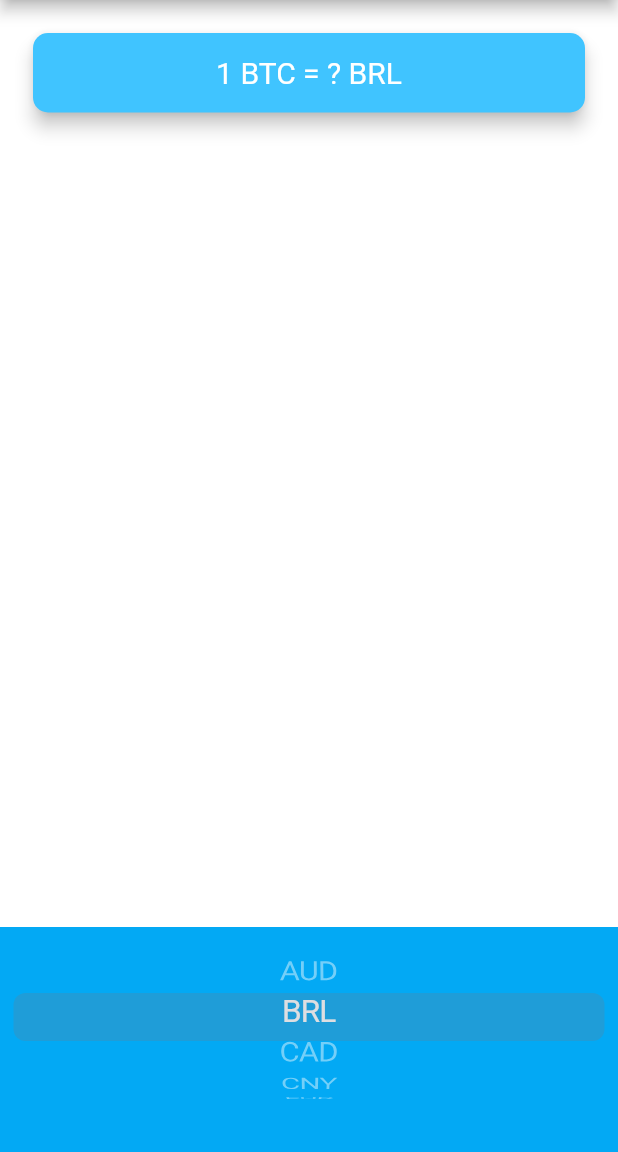
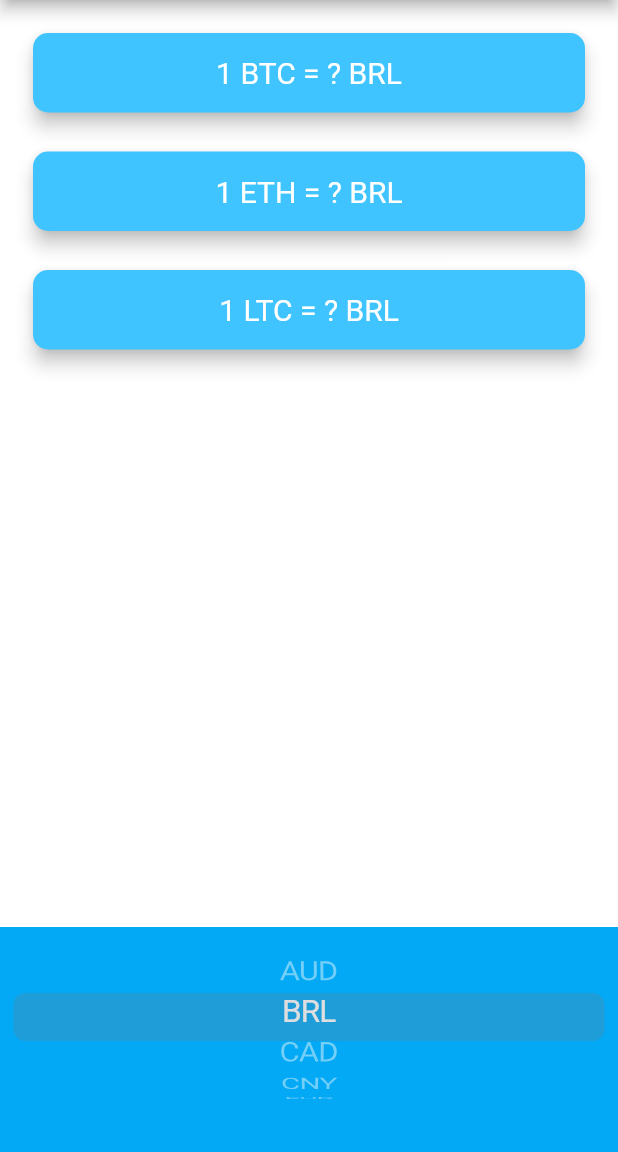
Before and after one commit to rakshitas24/BitCoin-Ticker, a Flutter app: the screen it shows after launch, after a tap on "BRL", on a phone screen of 412 x 824 dp, the part 84-1236 px from its top. Run offline on Flutter 3.47's test engine with Material 2 defaults, Android fonts, the phone set to English and light mode, and no system bars; network calls fail.

Commit message:
Final commit

```diff
--- a/lib/coin_data.dart
+++ b/lib/coin_data.dart
@@ -27,32 +27,28 @@ const List<String> currenciesList = [
   'ZAR'
 ];
 
-const List<String> cryptoList = [
-  'BTC',
-  'ETH',
-  'LTC',
-];
-
 const coinAPIURL = 'https://rest.coinapi.io/v1/exchangerate';
 const apiKey = '7646B5B6-F895-49FE-AB9E-95A6C59BE45B';
 
-const bitcoinAverageURL =
-    'https://apiv2.bitcoinaverage.com/indices/global/ticker';
+const List<String> cryptoList = ['BTC', 'ETH', 'LTC'];
 
 class CoinData {
 
   Future getCoinData(String selectedCurrency) async {
-    String requestURL = '$bitcoinAverageURL/BTC$selectedCurrency';
-
+    Map<String, String> cryptoPrices = {};
+    for (String crypto in cryptoList) {
+      String requestURL =
+          '$coinAPIURL/$crypto/$selectedCurrency?apikey=$apiKey';
       http.Response response = await http.get(Uri.parse(requestURL));
-
       if (response.statusCode == 200) {
         var decodedData = jsonDecode(response.body);
-      var lastPrice = decodedData['rate'];
-      return lastPrice;
+        double lastPrice = decodedData['rate'];
+        cryptoPrices[crypto] = lastPrice.toStringAsFixed(0);
       } else {
         print(response.statusCode);
         throw 'Problem with the get request';
       }
     }
+    return cryptoPrices;
   }
+  }
--- a/lib/price_screen.dart
+++ b/lib/price_screen.dart
@@ -10,27 +10,27 @@ class PriceScreen extends StatefulWidget {
 }
 
 class _PriceScreenState extends State<PriceScreen> {
-
   String selectedCurrency = 'AUD';
 
   List<Text> getPickerItems() {
     List<Text> pickerItems = [];
 
-  for(String currency in currenciesList)
-  {
-
+    for (String currency in currenciesList) {
       pickerItems.add(Text(currency));
     }
     return pickerItems;
   }
 
-String bitcoinValue = '?';
+  Map<String, String> coinValues = {};
+  bool isWaiting = false;
 
   void getData() async {
+    isWaiting = true;
     try {
       var data = await CoinData().getCoinData(selectedCurrency);
+      isWaiting = false;
       setState(() {
-        bitcoinValue = data;
+        coinValues = data;
       });
     } catch (e) {
       print(e);
@@ -53,7 +53,63 @@ String bitcoinValue = '?';
         mainAxisAlignment: MainAxisAlignment.spaceBetween,
         crossAxisAlignment: CrossAxisAlignment.stretch,
         children: <Widget>[
-          Padding(
+          Column(
+            crossAxisAlignment: CrossAxisAlignment.stretch,
+            children: <Widget>[
+              CryptoCard(
+                cryptoCurrency: 'BTC',
+                value: isWaiting ? '?' : coinValues['BTC'],
+                selectedCurrency: selectedCurrency,
+              ),
+              CryptoCard(
+                cryptoCurrency: 'ETH',
+                value: isWaiting ? '?' : coinValues['ETH'],
+                selectedCurrency: selectedCurrency,
+              ),
+              CryptoCard(
+                cryptoCurrency: 'LTC',
+                value: isWaiting ? '?' : coinValues['LTC'],
+                selectedCurrency: selectedCurrency,
+              ),
+            ],
+          ),
+          Container(
+              height: 150.0,
+              alignment: Alignment.center,
+              padding: EdgeInsets.only(bottom: 30.0),
+              color: Colors.lightBlue,
+              child: CupertinoPicker(
+                backgroundColor: Colors.lightBlue,
+                itemExtent: 32.0,
+                onSelectedItemChanged: (value) {
+                  setState(() {
+                    selectedCurrency = currenciesList[value];
+                    getData();
+                  });
+                },
+                children: getPickerItems(),
+              )),
+        ],
+      ),
+    );
+  }
+}
+
+class CryptoCard extends StatelessWidget {
+  //2: You'll need to able to pass the selectedCurrency, value and cryptoCurrency to the constructor of this CryptoCard Widget.
+  const CryptoCard({
+    required this.value,
+    required this.selectedCurrency,
+    required this.cryptoCurrency,
+  });
+
+  final dynamic value;
+  final String selectedCurrency;
+  final String cryptoCurrency;
+
+  @override
+  Widget build(BuildContext context) {
+    return Padding(
       padding: EdgeInsets.fromLTRB(18.0, 18.0, 18.0, 0),
       child: Card(
         color: Colors.lightBlueAccent,
@@ -64,7 +120,7 @@ String bitcoinValue = '?';
         child: Padding(
           padding: EdgeInsets.symmetric(vertical: 15.0, horizontal: 28.0),
           child: Text(
-                  '1 BTC = $bitcoinValue $selectedCurrency',
+            '1 $cryptoCurrency = $value $selectedCurrency',
             textAlign: TextAlign.center,
             style: TextStyle(
               fontSize: 20.0,
@@ -73,26 +129,6 @@ String bitcoinValue = '?';
           ),
         ),
       ),
-          ),
-          Container(
-            height: 150.0,
-            alignment: Alignment.center,
-            padding: EdgeInsets.only(bottom: 30.0),
-            color: Colors.lightBlue,
-            child: CupertinoPicker (
-              backgroundColor: Colors.lightBlue,
-              itemExtent: 32.0,
-              onSelectedItemChanged: (value) {
-                setState(() {
-          selectedCurrency = currenciesList[value];
-          getData();
-        });
-              },
-              children: getPickerItems(),
-            )
-          ),
-        ],
-      ),
     );
   }
 }
```
Lines whose indentation alone changed are shown as unchanged.
